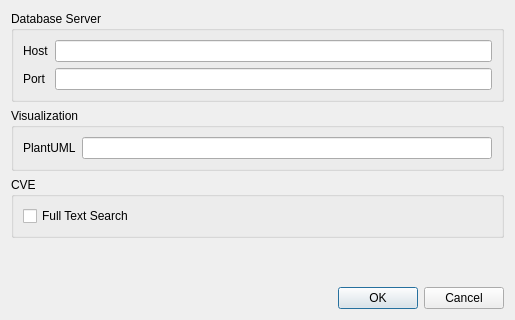
Old version of the form tools/ui/settingsdialog.ui in the repository neel/prova.
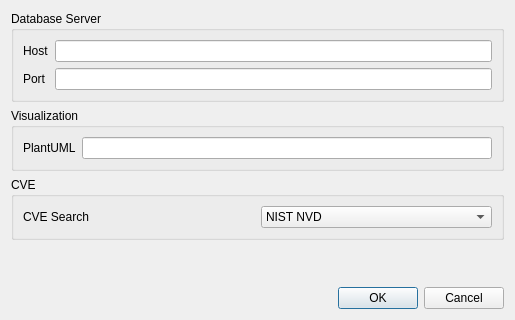
New version of the form.

Commit message: - updated settings dialog with search policy

Patch:
```diff
--- a/tools/ui/settingsdialog.ui
+++ b/tools/ui/settingsdialog.ui
@@ -67,14 +67,28 @@
      <property name="title">
       <string>CVE</string>
      </property>
-     <layout class="QFormLayout" name="formLayout_3">
+     <layout class="QGridLayout" name="gridLayout">
       <item row="0" column="0">
-       <widget class="QCheckBox" name="checkFullTextSearch">
+       <widget class="QLabel" name="label_4">
         <property name="text">
-         <string>Full Text Search</string>
+         <string>CVE Search</string>
         </property>
        </widget>
       </item>
+      <item row="0" column="1">
+       <widget class="QComboBox" name="cveSearchCombo">
+        <item>
+         <property name="text">
+          <string>NIST NVD</string>
+         </property>
+        </item>
+        <item>
+         <property name="text">
+          <string>Mitre CVE</string>
+         </property>
+        </item>
+       </widget>
+      </item>
      </layout>
     </widget>
    </item>
```
Left out of the diff: 4 changed lines with no effect on the pictures. The commit also changes 4 other files.
